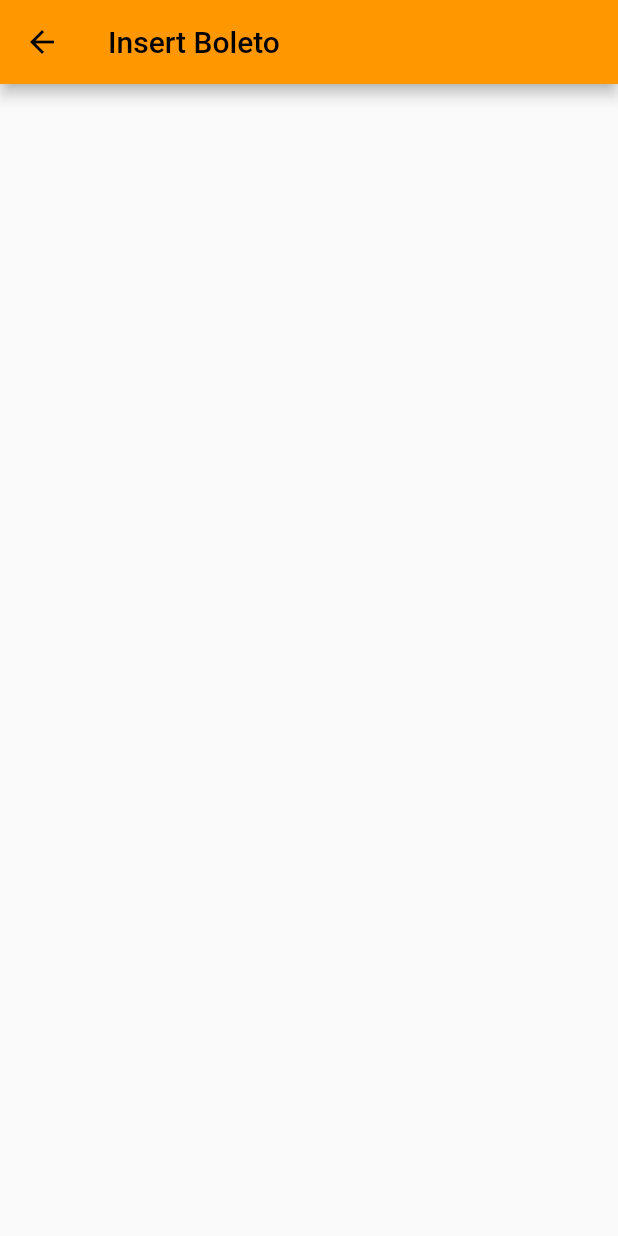
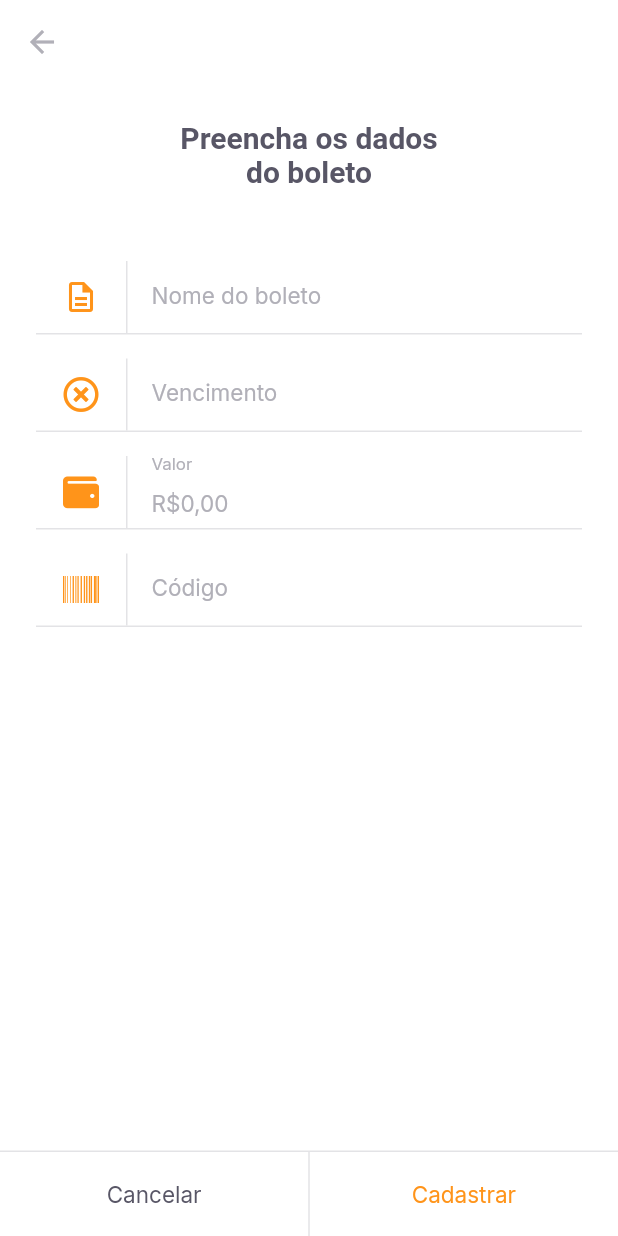
Before and after one commit to AndersonLLeite/PayFlow, a Flutter app: the InsertBoletoPage screen opened by its route, on a phone screen of 412 x 824 dp. Run offline on Flutter 3.47's test engine with Material 2 defaults, Android fonts, the phone set to English and light mode, and no system bars; our stand-ins replace camera, firebase_core, flutter_masked_text2, font_awesome_flutter, google_fonts, google_sign_in and 2 more; missing offline and left inert: google_ml_kit; accounts and stored records are empty.

Commit message:
novas funcionalidades adicionadas

```diff
--- /dev/null
+++ b/lib/modules/insert_boleto/insert_boleto_controller.dart
@@ -0,0 +1,46 @@
+import 'package:flutter/material.dart';
+import 'package:payflow/shared/models/boleto_model.dart';
+import 'package:shared_preferences/shared_preferences.dart';
+
+class InsertBoletoController {
+  final formKey = GlobalKey<FormState>();
+  BoletoModel model = BoletoModel();
+
+  String? validateName(String? value) =>
+      value?.isEmpty ?? true ? "O nome não pode ser vazio" : null;
+  String? validateVencimento(String? value) =>
+      value?.isEmpty ?? true ? "A data de vencimento não pode ser vazio" : null;
+  String? validateValor(double value) =>
+      value == 0 ? "Insira um valor maior que R\$ 0,00" : null;
+  String? validateCodigo(String? value) =>
+      value?.isEmpty ?? true ? "O código do boleto não pode ser vazio" : null;
+
+  void onChange({
+    String? name,
+    String? dueDate,
+    double? value,
+    String? barcode,
+  }) {
+    model = model.copyWith(
+      name: name,
+      dueDate: dueDate,
+      value: value,
+      barcode: barcode,
+    );
+  }
+
+  Future<void> saveBoleto() async {
+    final instance = await SharedPreferences.getInstance();
+    final boletos = instance.getStringList('boleto') ?? <String>[];
+    boletos.add(model.toJson());
+    await instance.setStringList('boleto', boletos);
+    return;
+  }
+
+  Future<void> cadastrarBoleto() async {
+    final form = formKey.currentState;
+    if (form!.validate()) {
+      return saveBoleto();
+    }
+  }
+}
--- a/lib/modules/insert_boleto/insert_boleto_page.dart
+++ b/lib/modules/insert_boleto/insert_boleto_page.dart
@@ -1,13 +1,131 @@
+// ignore_for_file: prefer_const_constructors
+
 import 'package:flutter/material.dart';
+import 'package:flutter_masked_text2/flutter_masked_text2.dart';
+import 'package:font_awesome_flutter/font_awesome_flutter.dart';
+import 'package:payflow/modules/insert_boleto/insert_boleto_controller.dart';
 
-class InsertBoletoPage extends StatelessWidget {
-  const InsertBoletoPage({Key? key}) : super(key: key);
+import 'package:payflow/shared/themes/app_colors.dart';
+import 'package:payflow/shared/themes/app_text_styles.dart';
+import 'package:payflow/shared/widgets/input_text/input_text_widget.dart';
+import 'package:payflow/shared/widgets/set_label_buttons/set_label_buttons_widget.dart';
+
+class InsertBoletoPage extends StatefulWidget {
+  final String? barcode;
+  const InsertBoletoPage({
+    Key? key,
+    this.barcode,
+  }) : super(key: key);
+
+  @override
+  State<InsertBoletoPage> createState() => _InsertBoletoPageState();
+}
+
+class _InsertBoletoPageState extends State<InsertBoletoPage> {
+  final controller = InsertBoletoController();
+
+  final moneyInputTextController = MoneyMaskedTextController(
+    leftSymbol: "R\$",
+    decimalSeparator: ",",
+  );
+
+  final dueDateInputTextController = MaskedTextController(mask: "00/00/0000");
+  final barCodeInputTextController = TextEditingController();
+
+  @override
+  void initState() {
+    if (widget.barcode != null) {
+      barCodeInputTextController.text = widget.barcode!;
+    }
+    super.initState();
+  }
 
   @override
   Widget build(BuildContext context) {
     return Scaffold(
+      backgroundColor: AppColors.background,
       appBar: AppBar(
-        title: Text('Insert Boleto'),
+        backgroundColor: AppColors.background,
+        elevation: 0,
+        leading: BackButton(
+          color: AppColors.input,
+        ),
+      ),
+      body: SingleChildScrollView(
+        child: Padding(
+          padding: const EdgeInsets.symmetric(horizontal: 24),
+          child: Column(
+            crossAxisAlignment: CrossAxisAlignment.center,
+            children: [
+              Padding(
+                padding:
+                    const EdgeInsets.symmetric(horizontal: 93, vertical: 24),
+                child: Text(
+                  "Preencha os dados do boleto",
+                  style: TextStyles.titleBoldHeading,
+                  textAlign: TextAlign.center,
+                ),
+              ),
+              SizedBox(
+                height: 24,
+              ),
+              Form(
+                  key: controller.formKey,
+                  child: Column(
+                    children: [
+                      InputTextWidget(
+                        validator: controller.validateName,
+                        label: "Nome do boleto",
+                        icon: Icons.description_outlined,
+                        onChanged: (value) {
+                          controller.onChange(name: value);
+                        },
+                      ),
+                      InputTextWidget(
+                        validator: controller.validateVencimento,
+                        controller: dueDateInputTextController,
+                        label: "Vencimento",
+                        icon: FontAwesomeIcons.timesCircle,
+                        onChanged: (value) {
+                          controller.onChange(dueDate: value);
+                        },
+                      ),
+                      InputTextWidget(
+                        validator: (_) => controller.validateValor(
+                            moneyInputTextController.numberValue),
+                        controller: moneyInputTextController,
+                        label: "Valor",
+                        icon: FontAwesomeIcons.wallet,
+                        onChanged: (value) {
+                          controller.onChange(value: moneyInputTextController.numberValue);
+                        },
+                      ),
+                      InputTextWidget(
+                        validator: controller.validateCodigo,
+                        controller: barCodeInputTextController,
+                        label: "Código",
+                        icon: FontAwesomeIcons.barcode,
+                        onChanged: (value) {
+                          controller.onChange(barcode: value);
+                        },
+                      ),
+                    ],
+                  ))
+            ],
+          ),
+        ),
+      ),
+      bottomNavigationBar: SetLAbelButtons(
+        enableSecondaryColor: true,
+        primaryLabel: 'Cancelar',
+        onPrimaryPressed: () {
+          Navigator.pop(context);
+        },
+        secondaryLabel: 'Cadastrar',
+        onSecondaryPressed: () async{
+         await controller.cadastrarBoleto();
+          Navigator.pop(context);
+        },
       ),
     );
   }
--- /dev/null
+++ b/lib/shared/models/boleto_model.dart
@@ -0,0 +1,76 @@
+import 'dart:convert';
+
+class BoletoModel {
+  final String? name;
+  final String? dueDate;
+  final double? value;
+  final String? barcode;
+  BoletoModel({
+    this.name,
+    this.dueDate,
+    this.value,
+    this.barcode,
+  });
+
+
+
+  BoletoModel copyWith({
+    String? name,
+    String? dueDate,
+    double? value,
+    String? barcode,
+  }) {
+    return BoletoModel(
+      name: name ?? this.name,
+      dueDate: dueDate ?? this.dueDate,
+      value: value ?? this.value,
+      barcode: barcode ?? this.barcode,
+    );
+  }
+
+  Map<String, dynamic> toMap() {
+    return {
+      'name': name,
+      'dueDate': dueDate,
+      'value': value,
+      'barcode': barcode,
+    };
+  }
+
+  factory BoletoModel.fromMap(Map<String, dynamic> map) {
+    return BoletoModel(
+      name: map['name'],
+      dueDate: map['dueDate'],
+      value: map['value']?.toDouble(),
+      barcode: map['barcode'],
+    );
+  }
+
+  String toJson() => json.encode(toMap());
+
+  factory BoletoModel.fromJson(String source) => BoletoModel.fromMap(json.decode(source));
+
+  @override
+  String toString() {
+    return 'BoletoModel(name: $name, dueDate: $dueDate, value: $value, barcode: $barcode)';
+  }
+
+  @override
+  bool operator ==(Object other) {
+    if (identical(this, other)) return true;
+
+    return other is BoletoModel &&
+      other.name == name &&
+      other.dueDate == dueDate &&
+      other.value == value &&
+      other.barcode == barcode;
+  }
+
+  @override
+  int get hashCode {
+    return name.hashCode ^
+      dueDate.hashCode ^
+      value.hashCode ^
+      barcode.hashCode;
+  }
+}
--- /dev/null
+++ b/lib/shared/widgets/input_text/input_text_widget.dart
@@ -0,0 +1,70 @@
+import 'package:flutter/material.dart';
+
+import 'package:payflow/shared/themes/app_colors.dart';
+import 'package:payflow/shared/themes/app_text_styles.dart';
+
+class InputTextWidget extends StatelessWidget {
+  final String label;
+  final IconData icon;
+  final String? initialValue;
+  final String? Function(String?)? validator;
+  final TextEditingController? controller;
+  final void Function(String value) onChanged;
+
+  const InputTextWidget({
+    Key? key,
+    required this.label,
+    required this.icon,
+    this.initialValue,
+    this.validator,
+    this.controller,
+    required this.onChanged,
+  }) : super(key: key);
+
+  @override
+  Widget build(BuildContext context) {
+    return Padding(
+      padding: const EdgeInsets.only(bottom: 16),
+      child: Column(
+        children: [
+          TextFormField(
+            onChanged: onChanged,
+            controller: controller,
+            validator: validator,
+            initialValue: initialValue,
+            style: TextStyles.input,
+            decoration: InputDecoration(
+              contentPadding: EdgeInsets.zero,
+              labelText: label,
+              labelStyle: TextStyles.input,
+              icon: Row(
+                mainAxisSize: MainAxisSize.min,
+                children: [
+                  Padding(
+                    padding: const EdgeInsets.symmetric(
+                        horizontal: 18, vertical: 18),
+                    child: Icon(
+                      icon,
+                      color: AppColors.primary,
+                    ),
+                  ),
+                  Container(
+                    width: 1,
+                    height: 48,
+                    color: AppColors.stroke,
+                  )
+                ],
+              ),
+              border: InputBorder.none,
+            ),
+          ),
+          Divider(
+            height: 1,
+            thickness: 1,
+            color: AppColors.stroke,
+          ),
+        ],
+      ),
+    );
+  }
+}
--- a/lib/shared/widgets/set_label_buttons/set_label_buttons_widget.dart
+++ b/lib/shared/widgets/set_label_buttons/set_label_buttons_widget.dart
@@ -11,6 +11,7 @@ class SetLAbelButtons extends StatelessWidget {
   final String secondaryLabel;
   final VoidCallback onSecondaryPressed;
   final bool enablePrimaryColor;
+  final bool enableSecondaryColor;
   const SetLAbelButtons({
     Key? key,
     required this.primaryLabel,
@@ -18,13 +19,23 @@ class SetLAbelButtons extends StatelessWidget {
     required this.secondaryLabel,
     required this.onSecondaryPressed,
     this.enablePrimaryColor = false,
+    this.enableSecondaryColor = false,
   }) : super(key: key);
 
   @override
   Widget build(BuildContext context) {
-
     return Container(
-        color: AppColors.shape,
+      color: AppColors.background,
+      height: 57,
+      child: Column(
+        mainAxisSize: MainAxisSize.min,
+        children: [
+          Divider(
+            thickness: 1,
+            height: 1,
+            color: AppColors.stroke,
+          ),
+          Container(
             height: 56,
             child: Row(
               children: [
@@ -32,7 +43,7 @@ class SetLAbelButtons extends StatelessWidget {
                   child: LabelButton(
                     label: primaryLabel,
                     onPressed: onPrimaryPressed,
-                style: enablePrimaryColor? TextStyles.buttonPrimary : null
+                    style: enablePrimaryColor ? TextStyles.buttonPrimary : null,
                   ),
                 ),
                 DividerVerticalWidget(),
@@ -40,7 +51,11 @@ class SetLAbelButtons extends StatelessWidget {
                   child: LabelButton(
                     label: secondaryLabel,
                     onPressed: onSecondaryPressed,
-
+                    style:
+                        enableSecondaryColor ? TextStyles.buttonPrimary : null,
+                  ),
+                ),
+              ],
             ),
           ),
         ],
```
Also changed, not shown: lib/modules/barcode_scanner/barcode_scanner_controller.dart (+23 -28 lines), lib/modules/barcode_scanner/barcode_scanner_page.dart (+9 -5 lines), lib/modules/barcode_scanner/bercode_scanner_status.dart (+13 -19 lines), lib/modules/home/home_page.dart (+13 -11 lines), lib/modules/meus_boletos/meus_boletos_page.dart (added, +49 -0 lines), lib/shared/widgets/boleto_list/boleto_list_controller.dart (added, +23 -0 lines), lib/shared/widgets/boleto_list/boleto_list_widget.dart (added, +26 -0 lines), lib/shared/widgets/boleto_tile/boleto_tile_widget.dart (added, +30 -0 lines). Lines whose indentation alone changed are shown as unchanged.
